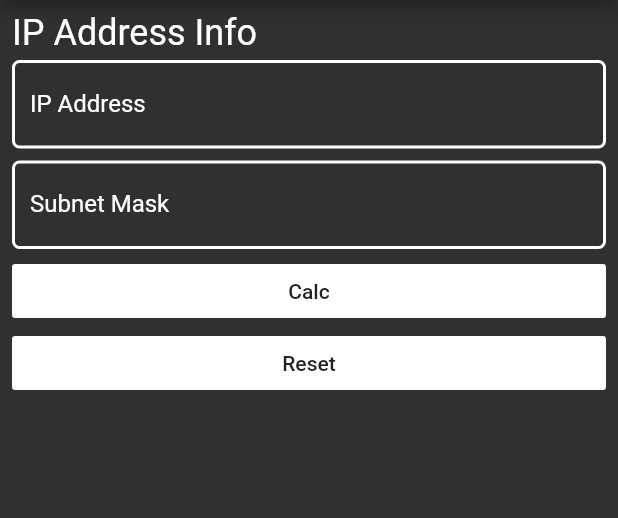
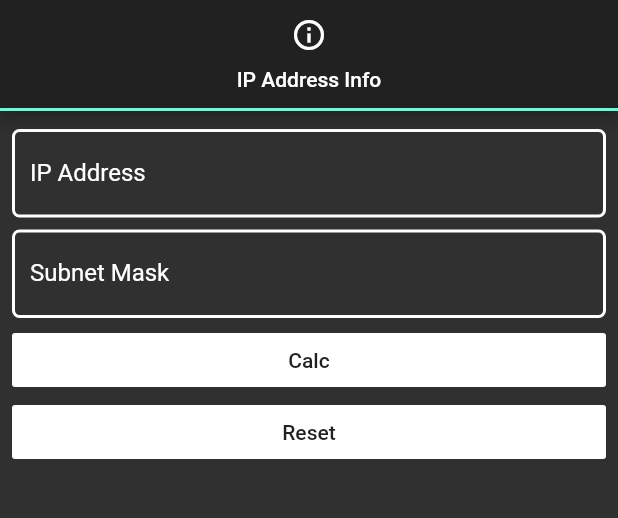
Before and after one commit to alex-sandri/ip-calc-flutter, a Flutter app: the screen it shows after launch, on a phone screen of 412 x 824 dp, the part 84-602 px from its top. Run offline on Flutter 3.47's test engine with Material 2 defaults, Android fonts, the light colour scheme and no system bars.

Commit message:
Switch to Tab layout

```diff
--- a/lib/home.dart
+++ b/lib/home.dart
@@ -7,19 +7,30 @@ class Home extends StatelessWidget {
     return Material(
       child: GestureDetector(
         onTap: () => FocusScope.of(context).requestFocus(FocusNode()),
+        child: DefaultTabController(
+          length: 1,
           child: Scaffold(
             appBar: AppBar(
               title: Text(
                 "IP Calc",
               ),
+              bottom: TabBar(
+                tabs: [
+                  Tab(
+                    icon: Icon(Icons.info_outline),
+                    text: "IP Address Info",
                   ),
-          body: ListView(
+                ],
+              ),
+            ),
+            body: TabBarView(
               children: [
                 IpAddressInfo(),
               ],
             ),
           ),
         ),
+      ),
     );
   }
 }
--- a/lib/ip_address_info.dart
+++ b/lib/ip_address_info.dart
@@ -23,10 +23,6 @@ class _IpAddressInfoState extends State<IpAddressInfo> {
       child: Column(
         crossAxisAlignment: CrossAxisAlignment.start,
         children: [
-          Text(
-            "IP Address Info",
-            style: Theme.of(context).textTheme.headline5,
-          ),
           CustomTextField(
             label: "IP Address",
             hint: "192.168.1.1",
```
Lines whose indentation alone changed are shown as unchanged.
